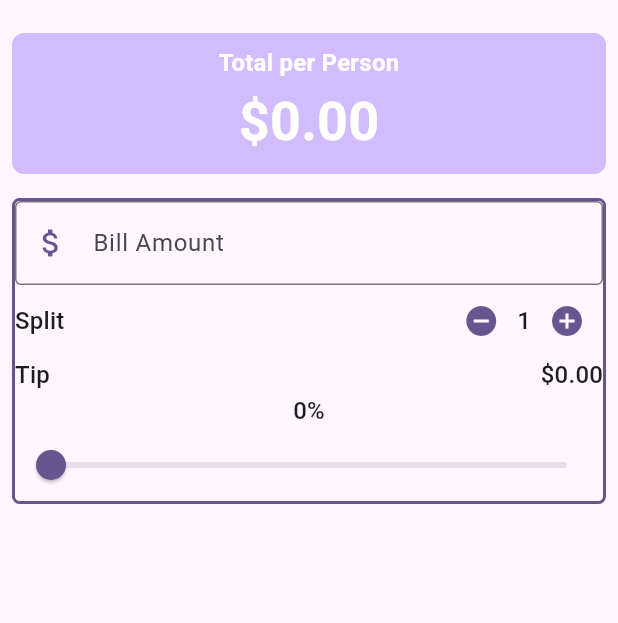
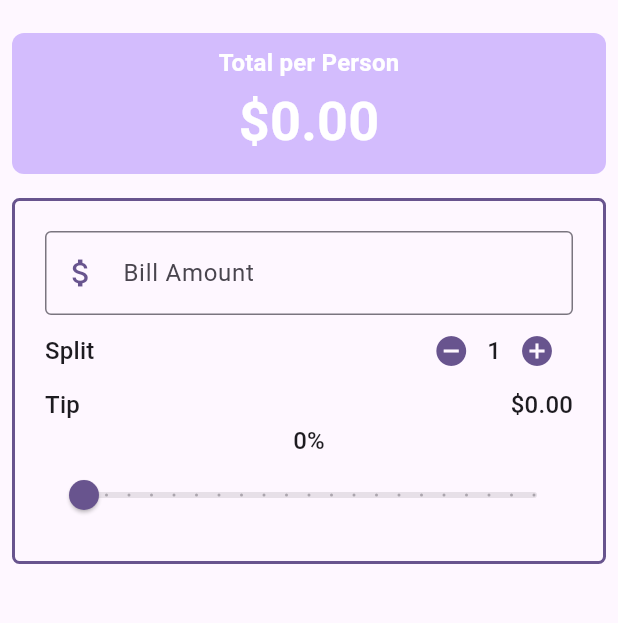
Before and after one commit to AhmedGTaha/UTip, a Flutter app: the screen it shows after launch, on a phone screen of 412 x 824 dp, the part 63-686 px from its top. Run offline on Flutter 3.47's test engine with Material 3 defaults, Android fonts, the phone set to English and light mode, and no system bars.

Commit message:
more fixes

```diff
--- a/lib/main.dart
+++ b/lib/main.dart
@@ -1,4 +1,5 @@
 import 'package:flutter/material.dart';
+import 'package:utip/widgets/bill_amount.dart';
 import 'package:utip/widgets/person_counter.dart';
 import 'package:utip/widgets/tip_slider.dart';
 
@@ -83,25 +84,19 @@ class _UTipState extends State<UTip> {
           Padding(
             padding: const EdgeInsets.all(8.0),
             child: Container(
+              padding: const EdgeInsets.all(20.0),
               decoration: BoxDecoration(
                 borderRadius: BorderRadius.circular(5),
                 border: Border.all(color: theme.colorScheme.primary, width: 2),
               ),
               child: Column(
                 children: [
-                  TextField(
-                    keyboardType: TextInputType.number,
+                  BillAmount(
+                    theme: theme,
+                    billAmount: "100",
                     onChanged: (String value) {
                       print(value);
                     },
-                    decoration: InputDecoration(
-                      labelText: 'Bill Amount',
-                      border: OutlineInputBorder(),
-                      prefixIcon: Icon(
-                        Icons.attach_money,
-                        color: theme.colorScheme.primary,
-                      ),
-                    ),
                   ),
                   // Split bill section
                   Row(
--- /dev/null
+++ b/lib/widgets/bill_amount.dart
@@ -0,0 +1,31 @@
+import 'package:flutter/material.dart';
+
+class BillAmount extends StatelessWidget {
+  const BillAmount({
+    super.key,
+    required this.theme,
+    required this.billAmount,
+    this.onChanged,
+  });
+
+  final ThemeData theme;
+  final String billAmount;
+  final ValueChanged<String>? onChanged;
+
+  @override
+  Widget build(BuildContext context) {
+    return TextField(
+      keyboardType: TextInputType.number,
+      onChanged: (String value) {
+        if (onChanged != null) {
+          onChanged!(value);
+        }
+      },
+      decoration: InputDecoration(
+        labelText: 'Bill Amount',
+        border: OutlineInputBorder(),
+        prefixIcon: Icon(Icons.attach_money, color: theme.colorScheme.primary),
+      ),
+    );
+  }
+}
--- a/lib/widgets/tip_slider.dart
+++ b/lib/widgets/tip_slider.dart
@@ -11,6 +11,7 @@ class TipSlider extends StatelessWidget {
     return Slider(
       min: 0,
       max: 1,
+      divisions: 20,
       value: tipPercentage,
       label: '${(tipPercentage * 100).toStringAsFixed(0)}%',
       onChanged: onChanged,
```
